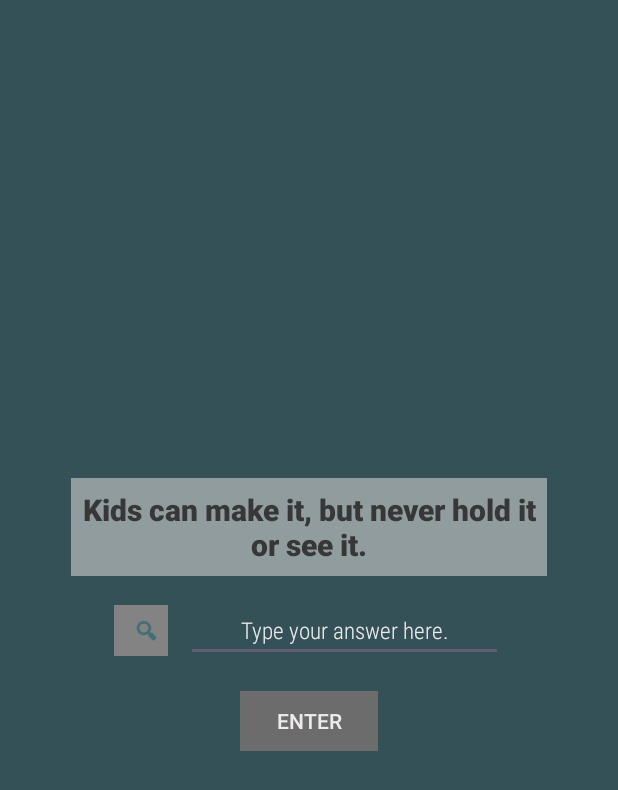
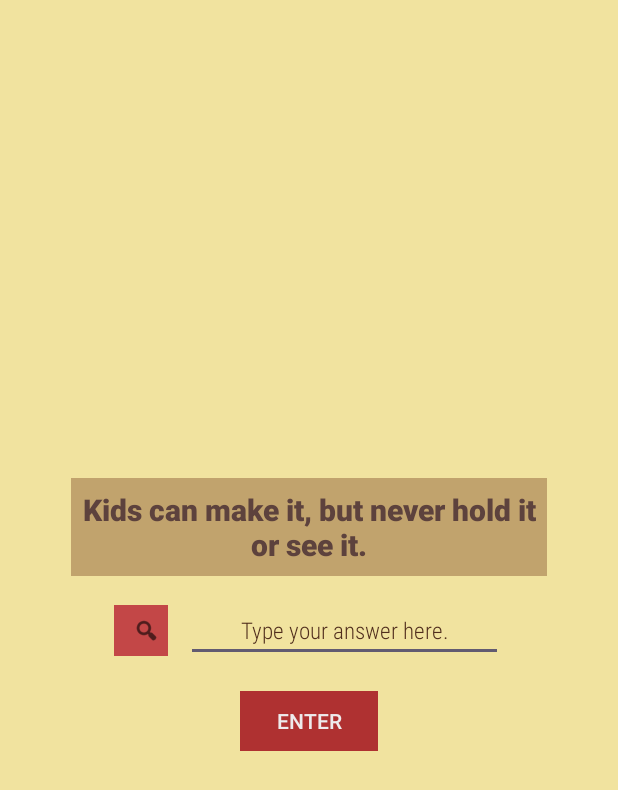
Before and after one commit to fer-aldog/RiddleQuizAppJJC, an Android app: the screen it shows after launch (MainActivity), after a tap on "START", on a phone screen of 412 x 824 dp. Shown: the top 790 px of the screen. Run offline under Robolectric (Android 15) with nearby library versions, the phone set to English and light mode, and no system bars; our stand-ins replace Firebase (no records; nobody signed in at launch, a user with empty details on screens opened directly); 3 other taps on this screen came first.

Commit message:
Color changing error I still have to fix + implementing the high scores thing.

```diff
--- a/app/src/main/java/org/pattersonclippers/riddlequizappjjc/MainActivity.java
+++ b/app/src/main/java/org/pattersonclippers/riddlequizappjjc/MainActivity.java
@@ -10,6 +10,7 @@ import android.util.Log;
 import android.view.View;
 import android.widget.Button;
 import android.widget.EditText;
+import android.widget.LinearLayout;
 import android.widget.TextView;
 import android.widget.Toast;
 
@@ -27,13 +28,18 @@ public class MainActivity extends AppCompatActivity {
     TextView  questionTV;
     EditText answerET;
     Button enterBTN, hintBTN;
-    String showHint, myAnswer;
+    String showHint, myAnswer, theme, initialName;
     int score, hintsUsed, currentIndex;
+    LinearLayout mainbackgroundLL, qtextbgLL;
     Question q1, q2, q3, q4, q5, q6, q7, q8, q9, q10, currentQ;
     Question[] questions;
     MediaPlayer toBePlayed;
     FirebaseDatabase database;
     DatabaseReference myRef;
+    private SharedPreferences mySharedPreferences;
+    private String spFilename = "org.pattersonclippers.sharedpreferencesjjc";
+    private final String COLOR_KEY = "color";
+    private final String UN_KEY = "username";
 
     final String TAG = "IAMATAGPLS";
 
@@ -41,16 +47,27 @@ public class MainActivity extends AppCompatActivity {
     protected void onCreate(Bundle savedInstanceState) {
         super.onCreate(savedInstanceState);
         setContentView(R.layout.activity_main);
+        //initialise shared preferences
+        mySharedPreferences = getSharedPreferences(spFilename, MODE_PRIVATE);
+
+        //read initial value for color from last time
+        theme = mySharedPreferences.getString(COLOR_KEY, "riddle");
+        initialName = mySharedPreferences.getString(UN_KEY, "player");
 
         questionTV = (TextView) findViewById(R.id.questionTV);
         answerET = (EditText) findViewById(R.id.answerET);
         enterBTN = (Button) findViewById(R.id.enterBTN);
         hintBTN = (Button) findViewById(R.id.hintBTN);
+        mainbackgroundLL = (LinearLayout) findViewById(R.id.mainbackgroundLL);
+        qtextbgLL = (LinearLayout) findViewById(R.id.qtextbgLL);
         showHint = "";
         myAnswer = "";
         currentIndex = 0;
         score = 0;
         hintsUsed = 0;
+        int duration = Toast.LENGTH_SHORT;
+        Toast t = Toast.makeText(getApplicationContext(), theme, duration);
+        t.show();
 
         q1 = new Question(getString(R.string.q1text), getString(R.string.q1Ans), R.raw.bgm1);
         q2 = new Question(getString(R.string.q2text), getString(R.string.q2Ans), R.raw.bgm2);
@@ -64,6 +81,23 @@ public class MainActivity extends AppCompatActivity {
         q10 = new Question(getString(R.string.q10text), getString(R.string.q10Ans), R.raw.bgm10);
         questions = new Question[] {q1, q2, q3, q4, q5, q6, q7, q8, q9, q10};
         currentQ = questions[currentIndex];
+
+        if(theme.equals("gloomy")) {
+            mainbackgroundLL.setBackgroundColor(getResources().getColor(R.color.gloomy_bg));
+            qtextbgLL.setBackgroundColor(getResources().getColor(R.color.gloomy_questionbg));
+            questionTV.setTextColor(getResources().getColor(R.color.gloomy_qtextcolor));
+            answerET.setHintTextColor(getResources().getColor(R.color.gloomy_edittext));
+            hintBTN.setBackgroundColor(getResources().getColor(R.color.gloomy_hintbtn));
+            enterBTN.setBackgroundColor(getResources().getColor(R.color.gloomy_enterbtn));
+        }
+        if(theme.equals("riddle")) {
+            mainbackgroundLL.setBackgroundColor(getResources().getColor(R.color.riddle_bg));
+            qtextbgLL.setBackgroundColor(getResources().getColor(R.color.riddle_questionbg));
+            questionTV.setTextColor(getResources().getColor(R.color.riddle_qtextcolor));
+            answerET.setHintTextColor(getResources().getColor(R.color.riddle_edittext));
+            hintBTN.setBackgroundColor(getResources().getColor(R.color.riddle_hintbtn));
+            enterBTN.setBackgroundColor(getResources().getColor(R.color.riddle_enterbtn));
+        }
 
         // Write a message to the database
         database = FirebaseDatabase.getInstance();
--- a/app/src/main/res/layout/activity_main.xml
+++ b/app/src/main/res/layout/activity_main.xml
@@ -5,13 +5,15 @@
     android:layout_height="match_parent"
     android:background="#335157"
     android:gravity="center"
+    android:id="@+id/mainbackgroundLL"
     android:orientation="vertical">
 
     <LinearLayout
         android:layout_width="wrap_content"
         android:layout_height="wrap_content"
         android:background="#9ACDCDCD"
-        android:orientation="vertical">
+        android:orientation="vertical"
+        android:id="@+id/qtextbgLL">
 
         <Space
             android:layout_width="1dp"
@@ -64,7 +66,7 @@
             app:cornerRadius="0dp"
             app:icon="@android:drawable/ic_menu_search"
             app:iconGravity="textEnd"
-            app:iconTint="#195E6A" />
+            app:iconTint="#000000" />
 
         <Space
             android:layout_width="12sp"
--- a/app/src/main/res/values/colors.xml
+++ b/app/src/main/res/values/colors.xml
@@ -1,19 +1,18 @@
 <?xml version="1.0" encoding="utf-8"?>
 <resources>
-    default
+<!--    default-->
     <color name="def_bg">#FFA9EFCB</color>
     <color name="def_txt">#FF000000</color>
     <color name="def_hint">#74000000</color>
     <color name="def_btn">#FF29700B</color>
     <color name="def_btntxt">#FFA9DD56</color>
 
-    riddle color scheme
+<!--    riddle color scheme-->
     <color name="riddle_bg">#FFF1E39F</color>
     <color name="riddle_questionbg">#FFC1A36D</color>
     <color name="riddle_qtextcolor">#FF5D423D</color>
     <color name="riddle_edittext">#FF502E1D</color>
     <color name="riddle_hintbtn">#FFC34747</color>
-    <color name="riddle_hinticon">#FF3C0508</color>
     <color name="riddle_enterbtn">#FFAF3131</color>
 
     <color name="riddle_scorebg">#FF951813</color>
@@ -23,13 +22,12 @@
     <color name="riddle_counttext">#FF010101</color>
     <color name="riddle_numbercolor">#FFA11D15</color>
 
-    gloomy color scheme
+<!--    gloomy color scheme-->
     <color name="gloomy_bg">#FF335157</color>
     <color name="gloomy_questionbg">#9ACDCDCD</color>
     <color name="gloomy_qtextcolor">#FF373737</color>
     <color name="gloomy_edittext">#FFD8D8D8</color>
     <color name="gloomy_hintbtn">#FF838383</color>
-    <color name="gloomy_hinticon">#FF195E6A</color>
     <color name="gloomy_enterbtn">#FF6C6C6C</color>
 
     <color name="gloomy_scorebg">#FF24445C</color>
--- a/app/src/main/res/values/themes.xml
+++ b/app/src/main/res/values/themes.xml
@@ -6,4 +6,8 @@
     </style>
 
     <style name="Theme.RiddleQuizAppJJC" parent="Base.Theme.RiddleQuizAppJJC" />
+
+    <style name="RiddleTheme" parent="TextAppearance.AppCompat">
+        <item name="android:textColor">#00FF00</item>
+    </style>
 </resources>
```
Also changed, not shown: app/src/main/java/org/pattersonclippers/riddlequizappjjc/SettingsActivity.java (+12 -10 lines).
